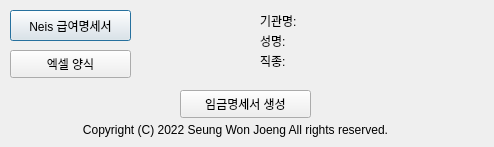
seungw0n/neis-to-payslip, file main.ui: the form before one commit.
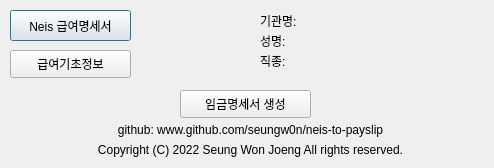
The form after the commit.

Commit message: Modify a button and add an icon

Patch:
```diff
--- a/main.ui
+++ b/main.ui
@@ -7,7 +7,7 @@
     <x>0</x>
     <y>0</y>
     <width>494</width>
-    <height>147</height>
+    <height>168</height>
    </rect>
   </property>
   <property name="windowTitle">
@@ -78,7 +78,7 @@
     </rect>
    </property>
    <property name="text">
-    <string>엑셀 양식</string>
+    <string>급여기초정보</string>
    </property>
   </widget>
   <widget class="QLabel" name="labelSchoolName">
@@ -150,8 +150,8 @@
    <property name="geometry">
     <rect>
      <x>10</x>
-     <y>120</y>
-     <width>451</width>
+     <y>140</y>
+     <width>481</width>
      <height>20</height>
     </rect>
    </property>
@@ -175,6 +175,22 @@
     <string>임금명세서 생성</string>
    </property>
   </widget>
+  <widget class="QLabel" name="label_5">
+   <property name="geometry">
+    <rect>
+     <x>10</x>
+     <y>120</y>
+     <width>481</width>
+     <height>20</height>
+    </rect>
+   </property>
+   <property name="text">
+    <string>github: www.github.com/seungw0n/neis-to-payslip</string>
+   </property>
+   <property name="alignment">
+    <set>Qt::AlignCenter</set>
+   </property>
+  </widget>
  </widget>
  <resources/>
  <connections/>
```
The commit also changes 2 other files.
